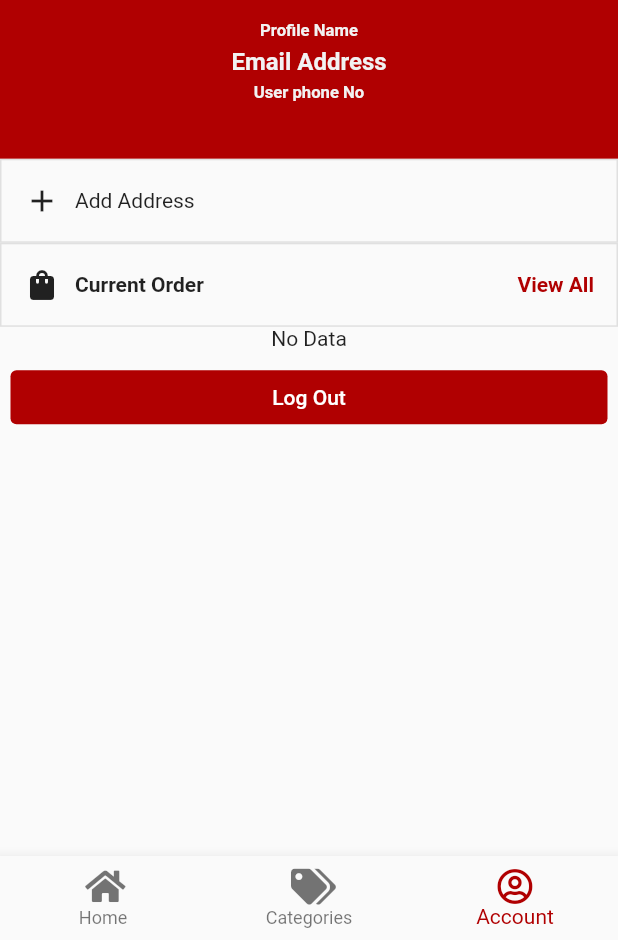
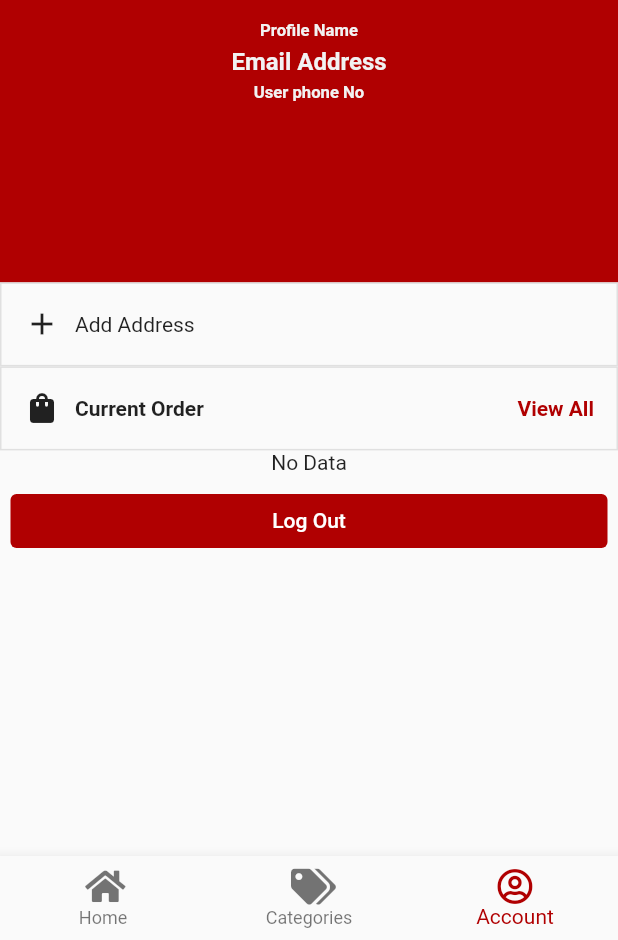
Before and after one commit to subashkhatri36/getx_patthen_rasanmart, a Flutter app: the HomeView screen opened by its route, item 3 of the bottom bar chosen, on a phone screen of 412 x 824 dp, the part 296-1236 px from its top. Run offline on Flutter 3.47's test engine with Material 2 defaults, Android fonts, the phone set to English and light mode, and no system bars; our stand-ins replace cached_network_image, carousel_slider, cloud_firestore, dartz, firebase_auth, firebase_core and 9 more; missing offline and left inert: dart:ffi; accounts and stored records are empty; network calls fail.

Commit message:
orentation and product height issue fixed

```diff
--- a/lib/app/Widgets/Product/Gridview_product_container.dart
+++ b/lib/app/Widgets/Product/Gridview_product_container.dart
@@ -82,7 +82,7 @@ class _GridViewProductState extends State<GridViewProduct> {
           SizedBox(height: Defaults.defaultfontsize / 4),
           Container(
             alignment: Alignment.center,
-            height: MediaQuery.of(context).size.height * .70,
+            height: 490,
             padding:
                 EdgeInsets.symmetric(horizontal: Defaults.defaultfontsize / 2),
             child: Column(
--- a/lib/app/Widgets/Product/horizental_product_container.dart
+++ b/lib/app/Widgets/Product/horizental_product_container.dart
@@ -85,7 +85,7 @@ class _HorizentalProductContainerState
         ),
         SizedBox(height: Defaults.defaultfontsize / 4),
         Container(
-            height: MediaQuery.of(context).size.height * 0.33,
+            height: 250,
             child: FutureBuilder(
               builder: (context, snapshot) {
                 return snapshot.data != null
--- a/lib/app/modules/account/views/account_view.dart
+++ b/lib/app/modules/account/views/account_view.dart
@@ -181,7 +181,7 @@ class AccountHeader extends StatelessWidget {
       Obx(() => Container(
           padding: EdgeInsets.only(top: Defaults.defaultfontsize),
           width: MediaQuery.of(context).size.width,
-          height: MediaQuery.of(context).size.height * .30,
+          height: MediaQuery.of(context).size.height * .40,
           color: Theme.of(context).backgroundColor,
           child: userInfo.isLoading.isTrue
               ? Center(child: CircularProgressIndicator())
--- a/lib/main.dart
+++ b/lib/main.dart
@@ -1,5 +1,6 @@
 import 'package:firebase_core/firebase_core.dart';
 import 'package:flutter/material.dart';
+import 'package:flutter/services.dart';
 
 import 'package:get/get.dart';
 import 'package:rasan_mart/app/core/constant/strings.dart';
@@ -8,8 +9,9 @@ import 'app/routes/app_pages.dart';
 
 void main() async {
   WidgetsFlutterBinding.ensureInitialized();
+  SystemChrome.setPreferredOrientations(
+      [DeviceOrientation.portraitDown, DeviceOrientation.portraitUp]);
   await Firebase.initializeApp();
-
 
   runApp(
     GetMaterialApp(
```
Also changed, not shown: lib/app/Widgets/Product/product_widget.dart (+3 -4 lines).
